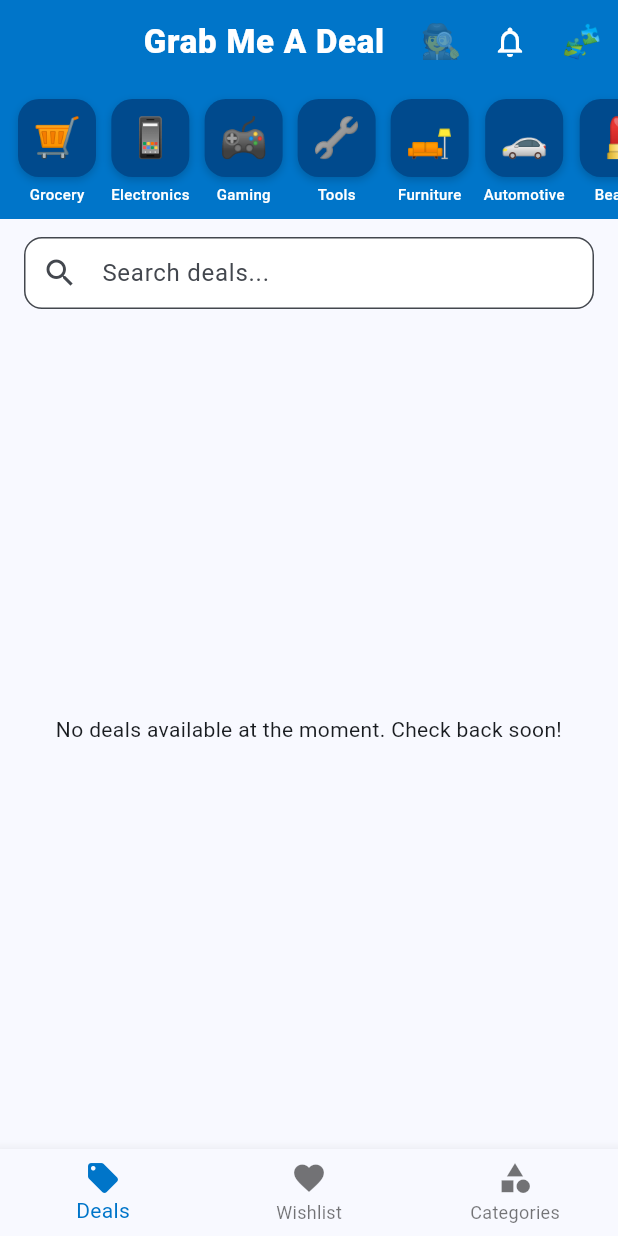
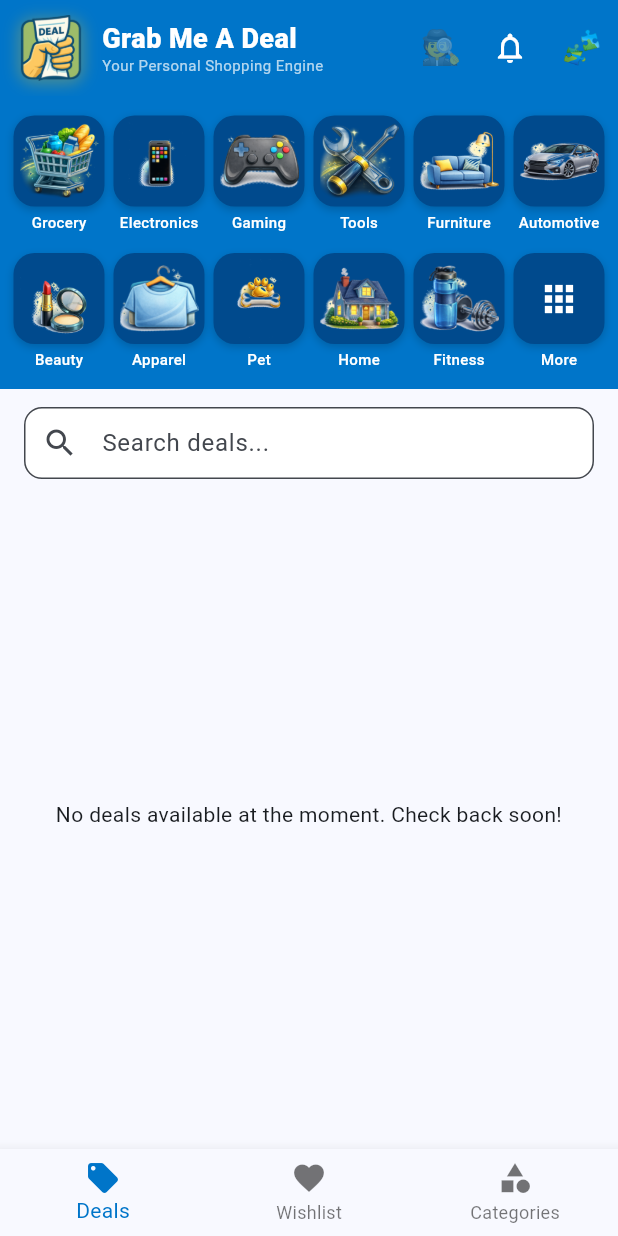
Before and after one commit to dean-ship-it/grabmeadeal_final, a Flutter app: the screen it shows after launch, on a phone screen of 412 x 824 dp. Run offline on Flutter 3.47's test engine with Material 3 defaults, Android fonts, the phone set to English and light mode, and no system bars; our stand-ins replace cached_network_image, cloud_firestore, firebase_auth, firebase_core, firebase_messaging, fl_chart and 4 more; accounts and stored records are empty.

Commit message:
Category icons + 2-row Deals banner + matching AppBar logo
- 11 category icons (Grocery → Fitness): transparent backgrounds, content-cropped, fill ~85% of navy tiles
- DealCategory enum gains asset field per category
- Deals screen: horizontal scroll banner replaced with 2-row grid (6 + 5 + "More" tile linking to Categories tab)
- Deals screen: AppBar logo swapped to new yellow "DEAL" hand logo to match launcher icon
- Deals screen: removed "Today's Total Savings" banner (was showing fake \$999 cap)
- Categories grid: icons enlarged with breathing-room padding
- pubspec.yaml: registered assets/category_icons/

Co-Authored-By: Claude Opus 4.7 (1M context) <noreply@anthropic.com>

```diff
--- a/lib/models/deal_category.dart
+++ b/lib/models/deal_category.dart
@@ -1,20 +1,21 @@
 // lib/models/deal_category.dart
 
 enum DealCategory {
-  grocery(label: "Grocery",         icon: "🛒"),
-  electronics(label: "Electronics", icon: "📱"),
-  gaming(label: "Gaming",          icon: "🎮"),
-  tools(label: "Tools",            icon: "🔧"),
-  furniture(label: "Furniture",     icon: "🛋️"),
-  automotive(label: "Automotive",   icon: "🚗"),
-  beauty(label: "Beauty",          icon: "💄"),
-  apparel(label: "Apparel",        icon: "👗"),
-  petSupplies(label: "Pet Supplies", icon: "🐾"),
-  homeGoods(label: "Home Goods",    icon: "🏠"),
-  fitness(label: "Fitness",         icon: "💪");
+  grocery(label: "Grocery",         icon: "🛒", asset: "assets/category_icons/grocery.png"),
+  electronics(label: "Electronics", icon: "📱", asset: "assets/category_icons/electronics.png"),
+  gaming(label: "Gaming",          icon: "🎮", asset: "assets/category_icons/gaming.png"),
+  tools(label: "Tools",            icon: "🔧", asset: "assets/category_icons/tools.png"),
+  furniture(label: "Furniture",     icon: "🛋️", asset: "assets/category_icons/furniture.png"),
+  automotive(label: "Automotive",   icon: "🚗", asset: "assets/category_icons/automotive.png"),
+  beauty(label: "Beauty",          icon: "💄", asset: "assets/category_icons/beauty.png"),
+  apparel(label: "Apparel",        icon: "👗", asset: "assets/category_icons/apparel.png"),
+  petSupplies(label: "Pet Supplies", icon: "🐾", asset: "assets/category_icons/pet_supplies.png"),
+  homeGoods(label: "Home Goods",    icon: "🏠", asset: "assets/category_icons/home_goods.png"),
+  fitness(label: "Fitness",         icon: "💪", asset: "assets/category_icons/fitness.png");
 
-  const DealCategory({required this.label, required this.icon});
+  const DealCategory({required this.label, required this.icon, required this.asset});
 
   final String label;
   final String icon;
+  final String asset;
 }
--- a/lib/screens/categories_screen.dart
+++ b/lib/screens/categories_screen.dart
@@ -55,11 +55,22 @@ class _CategoryCard extends StatelessWidget {
         child: Column(
           mainAxisAlignment: MainAxisAlignment.center,
           children: [
-            Text(
-              category.icon,
-              style: const TextStyle(fontSize: 36),
+            Expanded(
+              child: Padding(
+                padding: const EdgeInsets.fromLTRB(8, 8, 8, 4),
+                child: Image.asset(
+                  category.asset,
+                  fit: BoxFit.contain,
+                  errorBuilder: (context, error, stackTrace) => Center(
+                    child: Text(
+                      category.icon,
+                      style: const TextStyle(fontSize: 56),
+                    ),
+                  ),
+                ),
+              ),
             ),
-            const SizedBox(height: 10),
+            const SizedBox(height: 4),
             Padding(
               padding: const EdgeInsets.symmetric(horizontal: 8),
               child: Text(
--- a/lib/screens/deals_screen.dart
+++ b/lib/screens/deals_screen.dart
@@ -59,15 +59,60 @@ class _DealsScreenState extends State<DealsScreen> {
   Widget build(BuildContext context) {
     return Scaffold(
       appBar: AppBar(
-        centerTitle: true,
-        title: const Text(
+        centerTitle: false,
+        titleSpacing: 12,
+        toolbarHeight: 64,
+        title: Row(
+          children: [
+            Container(
+              width: 44,
+              height: 44,
+              decoration: BoxDecoration(
+                borderRadius: BorderRadius.circular(10),
+                boxShadow: [
+                  BoxShadow(
+                    color: const Color(0xFFF5C518).withValues(alpha: 0.3),
+                    blurRadius: 8,
+                    offset: const Offset(0, 2),
+                  ),
+                ],
+              ),
+              child: ClipRRect(
+                borderRadius: BorderRadius.circular(10),
+                child: Image.asset(
+                  "assets/logo/launcher_v2_cropped.png",
+                  fit: BoxFit.cover,
+                ),
+              ),
+            ),
+            const SizedBox(width: 12),
+            const Expanded(
+              child: Column(
+                crossAxisAlignment: CrossAxisAlignment.start,
+                mainAxisAlignment: MainAxisAlignment.center,
+                children: [
+                  Text(
                     "Grab Me A Deal",
                     style: TextStyle(
                       fontWeight: FontWeight.w800,
-            fontSize: 22,
+                      fontSize: 18,
                       color: Colors.white,
-            letterSpacing: 0.5,
+                      letterSpacing: 0.3,
                     ),
+                  ),
+                  Text(
+                    "Your Personal Shopping Engine",
+                    style: TextStyle(
+                      fontSize: 10,
+                      fontWeight: FontWeight.w400,
+                      color: Colors.white70,
+                      letterSpacing: 0.3,
+                    ),
+                  ),
+                ],
+              ),
+            ),
+          ],
         ),
         backgroundColor: Theme.of(context).colorScheme.primary,
         elevation: 0,
@@ -188,83 +233,11 @@ class _DealsScreenState extends State<DealsScreen> {
                 }
                 return Consumer<WishlistProvider>(
                   builder: (context, wishlist, _) {
-                    // Calculate average savings per deal (not total — keeps it realistic)
-                    int dealsWithSavings = 0;
-                    double sumSavings = 0;
-                    for (final deal in deals) {
-                      if (deal.originalPrice != null && deal.originalPrice! > deal.price) {
-                        sumSavings += (deal.originalPrice! - deal.price);
-                        dealsWithSavings++;
-                      }
-                    }
-                    // Show savings for a typical 5-item shopping trip
-                    final avgSavingsPerDeal = dealsWithSavings > 0
-                        ? sumSavings / dealsWithSavings
-                        : 0.0;
-                    final totalSavings = (avgSavingsPerDeal * 5).clamp(0, 999);
                     return SingleChildScrollView(
                       padding: const EdgeInsets.all(16),
                       child: Column(
                         crossAxisAlignment: CrossAxisAlignment.start,
                         children: [
-                          // ── Savings Banner ──
-                          if (totalSavings > 0)
-                            Container(
-                              margin: const EdgeInsets.only(bottom: 16),
-                              padding: const EdgeInsets.symmetric(horizontal: 16, vertical: 12),
-                              decoration: BoxDecoration(
-                                gradient: const LinearGradient(
-                                  colors: [Color(0xFF004A8D), Color(0xFF0075C9)],
-                                  begin: Alignment.centerLeft,
-                                  end: Alignment.centerRight,
-                                ),
-                                borderRadius: BorderRadius.circular(12),
-                              ),
-                              child: Row(
-                                children: [
-                                  const Text("💰", style: TextStyle(fontSize: 24)),
-                                  const SizedBox(width: 12),
-                                  Expanded(
-                                    child: Column(
-                                      crossAxisAlignment: CrossAxisAlignment.start,
-                                      children: [
-                                        const Text(
-                                          "Today's Total Savings",
-                                          style: TextStyle(
-                                            color: Colors.white70,
-                                            fontSize: 12,
-                                            fontWeight: FontWeight.w500,
-                                          ),
-                                        ),
-                                        Text(
-                                          "Save up to \$${totalSavings.toStringAsFixed(0)} on your next trip!",
-                                          style: const TextStyle(
-                                            color: Colors.white,
-                                            fontSize: 18,
-                                            fontWeight: FontWeight.w800,
-                                          ),
-                                        ),
-                                      ],
-                                    ),
-                                  ),
-                                  Container(
-                                    padding: const EdgeInsets.symmetric(horizontal: 10, vertical: 4),
-                                    decoration: BoxDecoration(
-                                      color: const Color(0xFFA6CE39),
-                                      borderRadius: BorderRadius.circular(20),
-                                    ),
-                                    child: const Text(
-                                      "Shop Now",
-                                      style: TextStyle(
-                                        color: Colors.black,
-                                        fontSize: 12,
-                                        fontWeight: FontWeight.w700,
-                                      ),
-                                    ),
-                                  ),
-                                ],
-                              ),
-                            ),
                           // ── Deal Count ──
                           Text(
                             "${deals.length} deals found today",
@@ -348,6 +321,8 @@ class _DealsScreenState extends State<DealsScreen> {
 }
 
 // ── Category Banner ──────────────────────────────────────────────────────────
+// Two-row grid: row 1 = first 6 categories, row 2 = remaining 5 + a "More" tile
+// linking to the full Categories screen.
 
 class _CategoryBanner extends StatelessWidget {
   const _CategoryBanner();
@@ -355,30 +330,58 @@ class _CategoryBanner extends StatelessWidget {
   @override
   Widget build(BuildContext context) {
     final categories = DealCategory.values;
+    final row1 = categories.take(6).toList();
+    final row2 = categories.skip(6).toList(); // 5 categories
+
     return Container(
-      height: 90,
       color: const Color(0xFF0075C9),
-      child: ListView.builder(
-        scrollDirection: Axis.horizontal,
-        padding: const EdgeInsets.symmetric(horizontal: 12, vertical: 10),
-        itemCount: categories.length,
-        itemBuilder: (context, index) {
-          final category = categories[index];
-          return Padding(
-            padding: const EdgeInsets.only(right: 10),
-            child: GestureDetector(
+      padding: const EdgeInsets.symmetric(horizontal: 6, vertical: 10),
+      child: Column(
+        mainAxisSize: MainAxisSize.min,
+        children: [
+          Row(
+            crossAxisAlignment: CrossAxisAlignment.start,
+            children: [
+              for (final c in row1)
+                Expanded(child: _CategoryTile(category: c)),
+            ],
+          ),
+          const SizedBox(height: 8),
+          Row(
+            crossAxisAlignment: CrossAxisAlignment.start,
+            children: [
+              for (final c in row2)
+                Expanded(child: _CategoryTile(category: c)),
+              const Expanded(child: _MoreTile()),
+            ],
+          ),
+        ],
+      ),
+    );
+  }
+}
+
+class _CategoryTile extends StatelessWidget {
+  final DealCategory category;
+  const _CategoryTile({required this.category});
+
+  @override
+  Widget build(BuildContext context) {
+    return GestureDetector(
       onTap: () => Navigator.push(
         context,
         MaterialPageRoute(
           builder: (_) => CategoryDealsScreen(category: category),
         ),
       ),
+      child: Padding(
+        padding: const EdgeInsets.all(3),
         child: Column(
-                mainAxisAlignment: MainAxisAlignment.center,
+          mainAxisSize: MainAxisSize.min,
           children: [
-                  Container(
-                    width: 52,
-                    height: 52,
+            AspectRatio(
+              aspectRatio: 1,
+              child: Container(
                 decoration: BoxDecoration(
                   color: const Color(0xFF004A8D),
                   borderRadius: BorderRadius.circular(14),
@@ -390,14 +393,22 @@ class _CategoryBanner extends StatelessWidget {
                     ),
                   ],
                 ),
-                    child: Center(
+                child: Padding(
+                  padding: const EdgeInsets.all(4),
+                  child: Image.asset(
+                    category.asset,
+                    fit: BoxFit.contain,
+                    errorBuilder: (context, error, stackTrace) => Center(
                       child: Text(
                         category.icon,
-                        style: const TextStyle(fontSize: 26),
+                        style: const TextStyle(fontSize: 28),
                       ),
                     ),
                   ),
-                  const SizedBox(height: 4),
+                ),
+              ),
+            ),
+            const SizedBox(height: 3),
             Text(
               category.label.split(" ").first,
               style: const TextStyle(
@@ -405,12 +416,60 @@ class _CategoryBanner extends StatelessWidget {
                 fontWeight: FontWeight.w500,
                 color: Colors.white,
               ),
+              maxLines: 1,
+              overflow: TextOverflow.ellipsis,
             ),
           ],
         ),
       ),
     );
-        },
+  }
+}
+
+class _MoreTile extends StatelessWidget {
+  const _MoreTile();
+
+  @override
+  Widget build(BuildContext context) {
+    return GestureDetector(
+      onTap: () => Navigator.pushNamed(context, "/categories"),
+      child: Padding(
+        padding: const EdgeInsets.all(3),
+        child: Column(
+          mainAxisSize: MainAxisSize.min,
+          children: [
+            AspectRatio(
+              aspectRatio: 1,
+              child: Container(
+                decoration: BoxDecoration(
+                  color: const Color(0xFF004A8D),
+                  borderRadius: BorderRadius.circular(14),
+                  boxShadow: [
+                    BoxShadow(
+                      color: Colors.black.withOpacity(0.18),
+                      blurRadius: 4,
+                      offset: const Offset(0, 2),
+                    ),
+                  ],
+                ),
+                child: const Center(
+                  child: Icon(Icons.apps, color: Colors.white, size: 28),
+                ),
+              ),
+            ),
+            const SizedBox(height: 3),
+            const Text(
+              "More",
+              style: TextStyle(
+                fontSize: 10,
+                fontWeight: FontWeight.w500,
+                color: Colors.white,
+              ),
+              maxLines: 1,
+              overflow: TextOverflow.ellipsis,
+            ),
+          ],
+        ),
       ),
     );
   }
--- a/pubspec.yaml
+++ b/pubspec.yaml
@@ -1,7 +1,7 @@
 name: grabmeadeal_final
 description: A new Flutter project for deal discovery and wishlist management.
 publish_to: "none"
-version: 1.0.1+2
+version: 1.0.2+3
 
 environment:
   sdk: ">=3.8.0 <4.0.0"
@@ -53,3 +53,4 @@ flutter:
     - assets/icons/
     - assets/sounds/
     - assets/logo/
+    - assets/category_icons/
```
Also changed, not shown: assets/category_icons/apparel.png (added), assets/category_icons/automotive.png (added), assets/category_icons/beauty.png (added), assets/category_icons/electronics.png (added), assets/category_icons/fitness.png (added), assets/category_icons/furniture.png (added), assets/category_icons/gaming.png (added), assets/category_icons/grocery.png (added), assets/category_icons/home_goods.png (added), assets/category_icons/pet_supplies.png (added), assets/category_icons/tools.png (added), assets/logo/launcher_v2.png (added), assets/logo/launcher_v2_cropped.png (added). Lines whose indentation alone changed are shown as unchanged.
